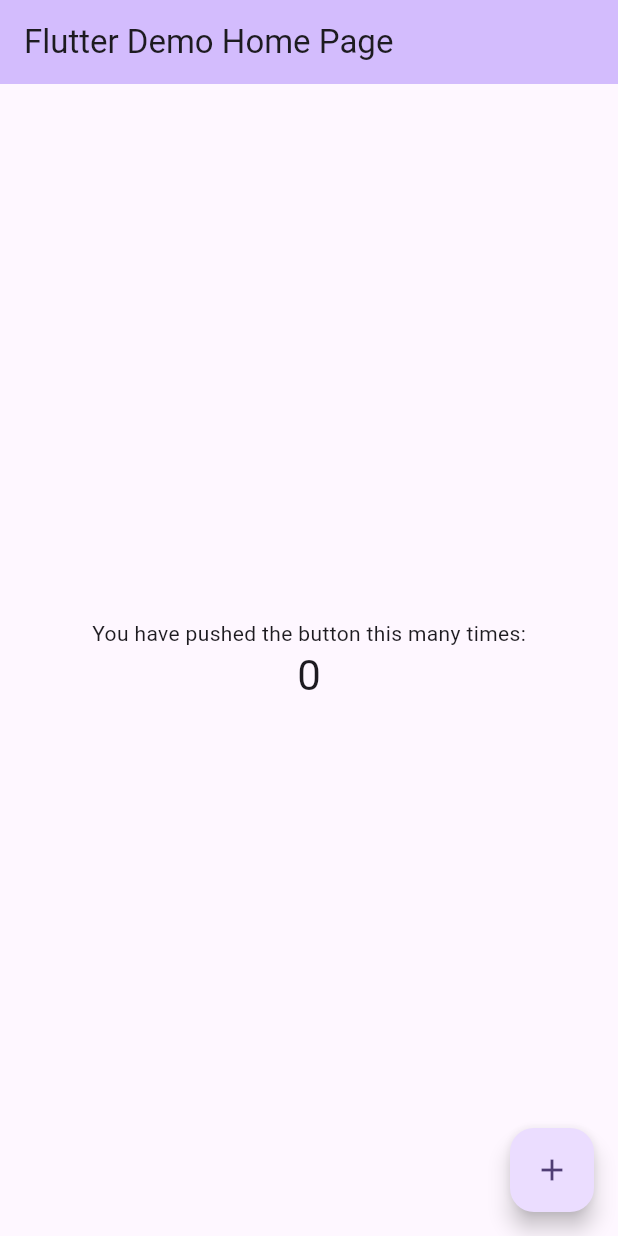
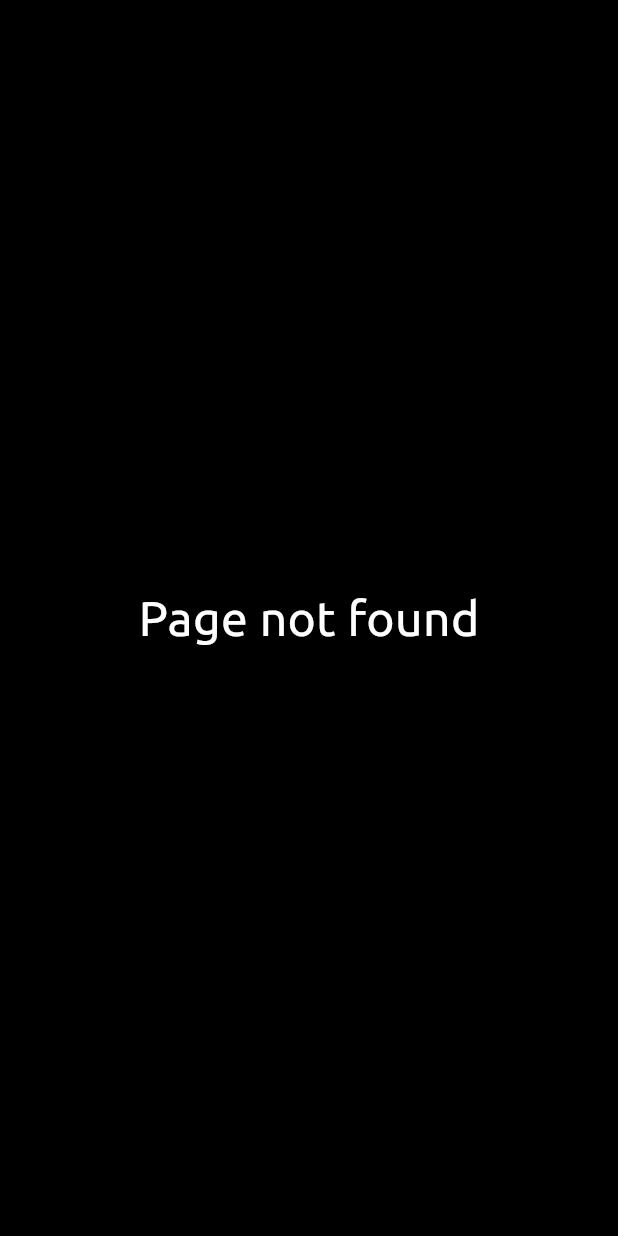
Before and after one commit to Hendawy44165/parlo, a Flutter app: the screen it shows after launch, on a phone screen of 412 x 824 dp. Run offline on Flutter 3.47's test engine with Material 3 defaults, Android fonts, the light colour scheme and no system bars; our stand-ins replace flutter_native_splash, flutter_riverpod; project files that could hold a hidden picture were left out.

Commit message:
created file structure

```diff
--- a/analysis_options.yaml
+++ b/analysis_options.yaml
@@ -7,6 +7,9 @@
 
 # The following line activates a set of recommended lints for Flutter apps,
 # packages, and plugins designed to encourage good coding practices.
+analyzer:
+  errors:
+    unused_local_variable: ignore
 include: package:flutter_lints/flutter.yaml
 
 linter:
--- /dev/null
+++ b/lib/app.dart
@@ -0,0 +1,24 @@
+import 'package:flutter/material.dart';
+import 'package:parlo/core/routing/app_router.dart';
+import 'package:parlo/core/routing/routes.dart';
+import 'package:parlo/core/themes/color.dart';
+
+class ParloApp extends StatelessWidget {
+  ParloApp({super.key});
+
+  final appRouter = AppRouter();
+
+  @override
+  Widget build(BuildContext context) {
+    return MaterialApp(
+      title: 'Parlo',
+      theme: ThemeData(
+        primaryColor: ColorsManager.primary,
+        scaffoldBackgroundColor: ColorsManager.black,
+        fontFamily: 'Ubuntu',
+      ),
+      onGenerateRoute: appRouter.generateRoute,
+      initialRoute: Routes.login,
+    );
+  }
+}
--- /dev/null
+++ b/lib/core/routing/app_router.dart
@@ -0,0 +1,25 @@
+import 'package:flutter/material.dart';
+import 'package:parlo/core/themes/text.dart';
+
+class AppRouter {
+  const AppRouter();
+
+  Route? generateRoute(RouteSettings settings) {
+    final arguments = settings.arguments;
+
+    switch (settings.name) {
+      default:
+        return MaterialPageRoute(
+          builder:
+              (_) => const Scaffold(
+                body: Center(
+                  child: Text(
+                    "Page not found",
+                    style: TextStyleManger.white32Regular,
+                  ),
+                ),
+              ),
+        );
+    }
+  }
+}
--- /dev/null
+++ b/lib/core/routing/routes.dart
@@ -0,0 +1,9 @@
+class Routes {
+  static const String login = '/login';
+  static const String signup = '/signup';
+  static const String voices = '/voices';
+  static const String room = '/room';
+  static const String settings = '/settings';
+
+  const Routes._();
+}
--- /dev/null
+++ b/lib/core/themes/color.dart
@@ -0,0 +1,13 @@
+import 'package:flutter/material.dart';
+
+class ColorsManager {
+  static const primary = Color(0xFF636AE8);
+  static const border = Color(0xFF565D6D);
+  static const outgoingBox = Color(0xFF2A2D44);
+  static const incomingBox = Color(0xFF20242D);
+  static const dimmedText = Color(0xFF9095A1);
+  static const white = Color(0xFFFFFFFF);
+  static const black = Color(0xFF000000);
+
+  ColorsManager._();
+}
--- /dev/null
+++ b/lib/core/themes/text.dart
@@ -0,0 +1,12 @@
+import 'package:flutter/material.dart' show FontWeight, TextStyle;
+import 'package:parlo/core/themes/color.dart';
+
+class TextStyleManger {
+  static const white32Regular = TextStyle(
+    color: ColorsManager.white,
+    fontSize: 32,
+    fontWeight: FontWeight.normal,
+  );
+
+  TextStyleManger._();
+}
--- a/lib/main.dart
+++ b/lib/main.dart
@@ -1,122 +1,21 @@
 import 'package:flutter/material.dart';
+import 'package:flutter/services.dart';
+import 'package:flutter_riverpod/flutter_riverpod.dart';
+import 'package:parlo/app.dart';
+import 'package:parlo/core/themes/color.dart';
+import 'package:flutter_native_splash/flutter_native_splash.dart';
 
 void main() {
-  runApp(const MyApp());
+  final widgetsBinding = WidgetsFlutterBinding.ensureInitialized();
+
+  FlutterNativeSplash.preserve(widgetsBinding: widgetsBinding);
+  SystemChrome.setSystemUIOverlayStyle(
+    SystemUiOverlayStyle(
+      statusBarColor: ColorsManager.white,
+      statusBarIconBrightness: Brightness.light,
+    ),
+  );
+  FlutterNativeSplash.remove();
+
+  runApp(ProviderScope(child: ParloApp()));
 }
-
-class MyApp extends StatelessWidget {
-  const MyApp({super.key});
-
-  // This widget is the root of your application.
-  @override
-  Widget build(BuildContext context) {
-    return MaterialApp(
-      title: 'Flutter Demo',
-      theme: ThemeData(
-        // This is the theme of your application.
-        //
-        // TRY THIS: Try running your application with "flutter run". You'll see
-        // the application has a purple toolbar. Then, without quitting the app,
-        // try changing the seedColor in the colorScheme below to Colors.green
-        // and then invoke "hot reload" (save your changes or press the "hot
-        // reload" button in a Flutter-supported IDE, or press "r" if you used
-        // the command line to start the app).
-        //
-        // Notice that the counter didn't reset back to zero; the application
-        // state is not lost during the reload. To reset the state, use hot
-        // restart instead.
-        //
-        // This works for code too, not just values: Most code changes can be
-        // tested with just a hot reload.
-        colorScheme: ColorScheme.fromSeed(seedColor: Colors.deepPurple),
-      ),
-      home: const MyHomePage(title: 'Flutter Demo Home Page'),
-    );
-  }
-}
-
-class MyHomePage extends StatefulWidget {
-  const MyHomePage({super.key, required this.title});
-
-  // This widget is the home page of your application. It is stateful, meaning
-  // that it has a State object (defined below) that contains fields that affect
-  // how it looks.
-
-  // This class is the configuration for the state. It holds the values (in this
-  // case the title) provided by the parent (in this case the App widget) and
-  // used by the build method of the State. Fields in a Widget subclass are
-  // always marked "final".
-
-  final String title;
-
-  @override
-  State<MyHomePage> createState() => _MyHomePageState();
-}
-
-class _MyHomePageState extends State<MyHomePage> {
-  int _counter = 0;
-
-  void _incrementCounter() {
-    setState(() {
-      // This call to setState tells the Flutter framework that something has
-      // changed in this State, which causes it to rerun the build method below
-      // so that the display can reflect the updated values. If we changed
-      // _counter without calling setState(), then the build method would not be
-      // called again, and so nothing would appear to happen.
-      _counter++;
-    });
-  }
-
-  @override
-  Widget build(BuildContext context) {
-    // This method is rerun every time setState is called, for instance as done
-    // by the _incrementCounter method above.
-    //
-    // The Flutter framework has been optimized to make rerunning build methods
-    // fast, so that you can just rebuild anything that needs updating rather
-    // than having to individually change instances of widgets.
-    return Scaffold(
-      appBar: AppBar(
-        // TRY THIS: Try changing the color here to a specific color (to
-        // Colors.amber, perhaps?) and trigger a hot reload to see the AppBar
-        // change color while the other colors stay the same.
-        backgroundColor: Theme.of(context).colorScheme.inversePrimary,
-        // Here we take the value from the MyHomePage object that was created by
-        // the App.build method, and use it to set our appbar title.
-        title: Text(widget.title),
-      ),
-      body: Center(
-        // Center is a layout widget. It takes a single child and positions it
-        // in the middle of the parent.
-        child: Column(
-          // Column is also a layout widget. It takes a list of children and
-          // arranges them vertically. By default, it sizes itself to fit its
-          // children horizontally, and tries to be as tall as its parent.
-          //
-          // Column has various properties to control how it sizes itself and
-          // how it positions its children. Here we use mainAxisAlignment to
-          // center the children vertically; the main axis here is the vertical
-          // axis because Columns are vertical (the cross axis would be
-          // horizontal).
-          //
-          // TRY THIS: Invoke "debug painting" (choose the "Toggle Debug Paint"
-          // action in the IDE, or press "p" in the console), to see the
-          // wireframe for each widget.
-          mainAxisAlignment: MainAxisAlignment.center,
-          children: <Widget>[
-            const Text('You have pushed the button this many times:'),
-            Text(
-              '$_counter',
-              style: Theme.of(context).textTheme.headlineMedium,
-            ),
-          ],
-        ),
-      ),
-      floatingActionButton: FloatingActionButton(
-        onPressed: _incrementCounter,
-        tooltip: 'Increment',
-        child: const Icon(Icons.add),
-      ), // This trailing comma makes auto-formatting nicer for build methods.
-    );
-  }
-}
```
Also changed, not shown: pubspec.yaml (+20 -74 lines), assets/fonts/Ubuntu-Bold.ttf (added), assets/fonts/Ubuntu-BoldItalic.ttf (added), assets/fonts/Ubuntu-Italic.ttf (added), assets/fonts/Ubuntu-Light.ttf (added), assets/fonts/Ubuntu-LightItalic.ttf (added), assets/fonts/Ubuntu-Medium.ttf (added), assets/fonts/Ubuntu-MediumItalic.ttf (added), assets/fonts/Ubuntu-Regular.ttf (added), assets/icons/smooth_parrot.png (added), pubspec.lock, 1 other file.
